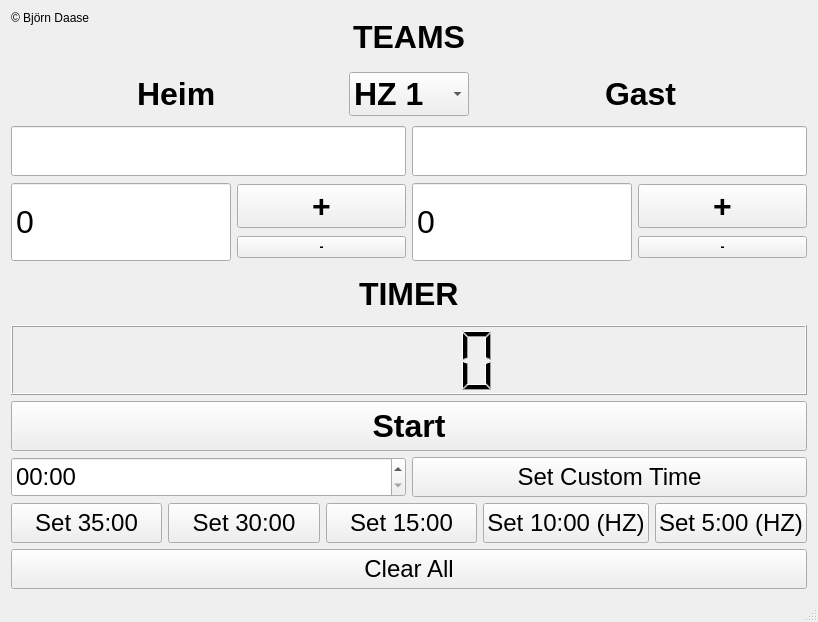
The window that mainwindow.ui (BjoernDaase/GameControl) describes before a commit, drawn with Qt 5.
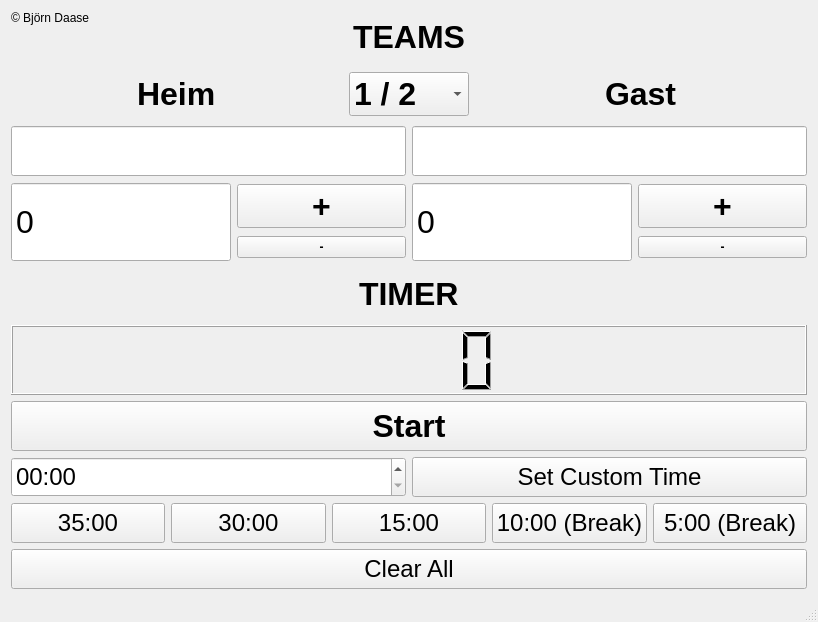
The same window after the commit. Icons and pictures are not drawn.

```diff
--- a/mainwindow.ui
+++ b/mainwindow.ui
@@ -92,6 +92,12 @@
       </item>
       <item>
        <widget class="QComboBox" name="legComboBox">
+        <property name="sizePolicy">
+         <sizepolicy hsizetype="Preferred" vsizetype="Fixed">
+          <horstretch>0</horstretch>
+          <verstretch>0</verstretch>
+         </sizepolicy>
+        </property>
         <property name="maximumSize">
          <size>
           <width>120</width>
@@ -107,7 +113,7 @@
         </property>
         <item>
          <property name="text">
-          <string>HZ 1 </string>
+          <string>1 / 2</string>
          </property>
         </item>
         <item>
@@ -406,7 +412,7 @@
          </font>
         </property>
         <property name="text">
-         <string>Set 35:00</string>
+         <string>35:00</string>
         </property>
        </widget>
       </item>
@@ -424,7 +430,7 @@
          </font>
         </property>
         <property name="text">
-         <string>Set 30:00</string>
+         <string>30:00</string>
         </property>
        </widget>
       </item>
@@ -442,7 +448,7 @@
          </font>
         </property>
         <property name="text">
-         <string>Set 15:00</string>
+         <string>15:00</string>
         </property>
        </widget>
       </item>
@@ -460,7 +466,7 @@
          </font>
         </property>
         <property name="text">
-         <string>Set 10:00 (HZ)</string>
+         <string>10:00 (Break)</string>
         </property>
        </widget>
       </item>
@@ -478,7 +484,7 @@
          </font>
         </property>
         <property name="text">
-         <string>Set 5:00 (HZ)</string>
+         <string>5:00 (Break)</string>
         </property>
        </widget>
       </item>
```
Left out of the diff: 12 changed lines with no effect on the pictures.
